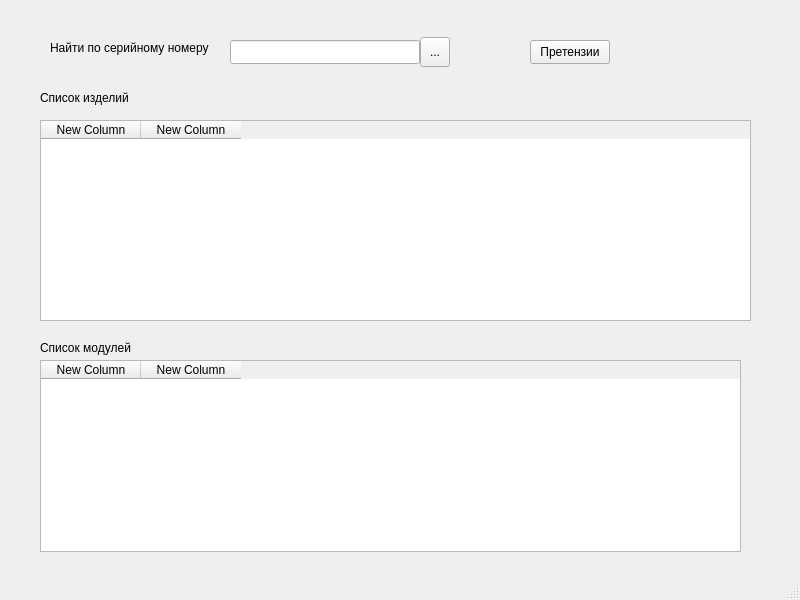
AlexeyScherbakov2021/Remont, file app/mainwindow.ui: the form before one commit.
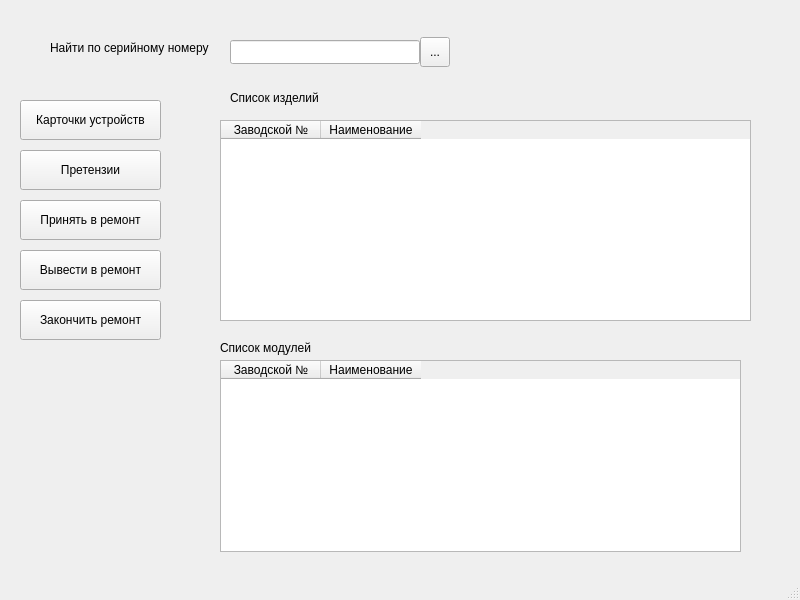
The form after the commit.

Commit message: Добавлены статусы для устройств

```diff
--- a/app/mainwindow.ui
+++ b/app/mainwindow.ui
@@ -40,9 +40,9 @@
    <widget class="QTableWidget" name="twProduct">
     <property name="geometry">
      <rect>
-      <x>40</x>
+      <x>220</x>
       <y>120</y>
-      <width>711</width>
+      <width>531</width>
       <height>201</height>
      </rect>
     </property>
@@ -57,28 +57,19 @@
     </property>
     <column>
      <property name="text">
-      <string>New Column</string>
+      <string>Заводской №</string>
      </property>
     </column>
     <column>
      <property name="text">
-      <string>New Column</string>
-     </property>
-     <property name="foreground">
-      <brush brushstyle="NoBrush">
-       <color alpha="255">
-        <red>0</red>
-        <green>0</green>
-        <blue>0</blue>
-       </color>
-      </brush>
+      <string>Наименование</string>
      </property>
     </column>
    </widget>
    <widget class="QLabel" name="label_2">
     <property name="geometry">
      <rect>
-      <x>40</x>
+      <x>230</x>
       <y>90</y>
       <width>131</width>
       <height>16</height>
@@ -104,7 +95,7 @@
    <widget class="QLabel" name="label_3">
     <property name="geometry">
      <rect>
-      <x>40</x>
+      <x>220</x>
       <y>340</y>
       <width>131</width>
       <height>16</height>
@@ -117,9 +108,9 @@
    <widget class="QTableWidget" name="twModul">
     <property name="geometry">
      <rect>
-      <x>40</x>
+      <x>220</x>
       <y>360</y>
-      <width>701</width>
+      <width>521</width>
       <height>192</height>
      </rect>
     </property>
@@ -134,28 +125,80 @@
     </property>
     <column>
      <property name="text">
-      <string>New Column</string>
+      <string>Заводской №</string>
      </property>
     </column>
     <column>
      <property name="text">
-      <string>New Column</string>
+      <string>Наименование</string>
      </property>
     </column>
    </widget>
    <widget class="QPushButton" name="pbClaim">
     <property name="geometry">
      <rect>
-      <x>530</x>
-      <y>40</y>
-      <width>80</width>
-      <height>24</height>
+      <x>20</x>
+      <y>150</y>
+      <width>141</width>
+      <height>40</height>
      </rect>
     </property>
     <property name="text">
      <string>Претензии</string>
     </property>
    </widget>
+   <widget class="QPushButton" name="pbCard">
+    <property name="geometry">
+     <rect>
+      <x>20</x>
+      <y>100</y>
+      <width>141</width>
+      <height>40</height>
+     </rect>
+    </property>
+    <property name="text">
+     <string>Карточки устройств</string>
+    </property>
+   </widget>
+   <widget class="QPushButton" name="pbApplyRemont">
+    <property name="geometry">
+     <rect>
+      <x>20</x>
+      <y>200</y>
+      <width>141</width>
+      <height>40</height>
+     </rect>
+    </property>
+    <property name="text">
+     <string>Принять в ремонт</string>
+    </property>
+   </widget>
+   <widget class="QPushButton" name="pbStartRemont">
+    <property name="geometry">
+     <rect>
+      <x>20</x>
+      <y>250</y>
+      <width>141</width>
+      <height>40</height>
+     </rect>
+    </property>
+    <property name="text">
+     <string>Вывести в ремонт</string>
+    </property>
+   </widget>
+   <widget class="QPushButton" name="pbEndRemont">
+    <property name="geometry">
+     <rect>
+      <x>20</x>
+      <y>300</y>
+      <width>141</width>
+      <height>40</height>
+     </rect>
+    </property>
+    <property name="text">
+     <string>Закончить ремонт</string>
+    </property>
+   </widget>
   </widget>
   <widget class="QMenuBar" name="menubar">
    <property name="geometry">
```
The commit also changes 39 other files.
